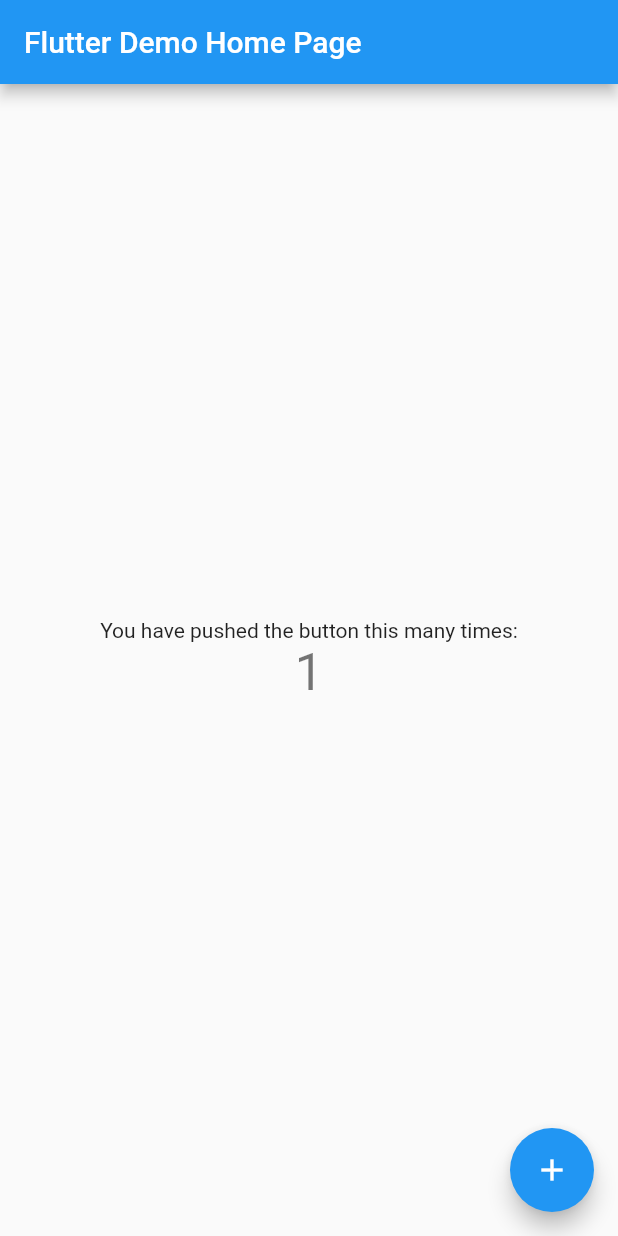
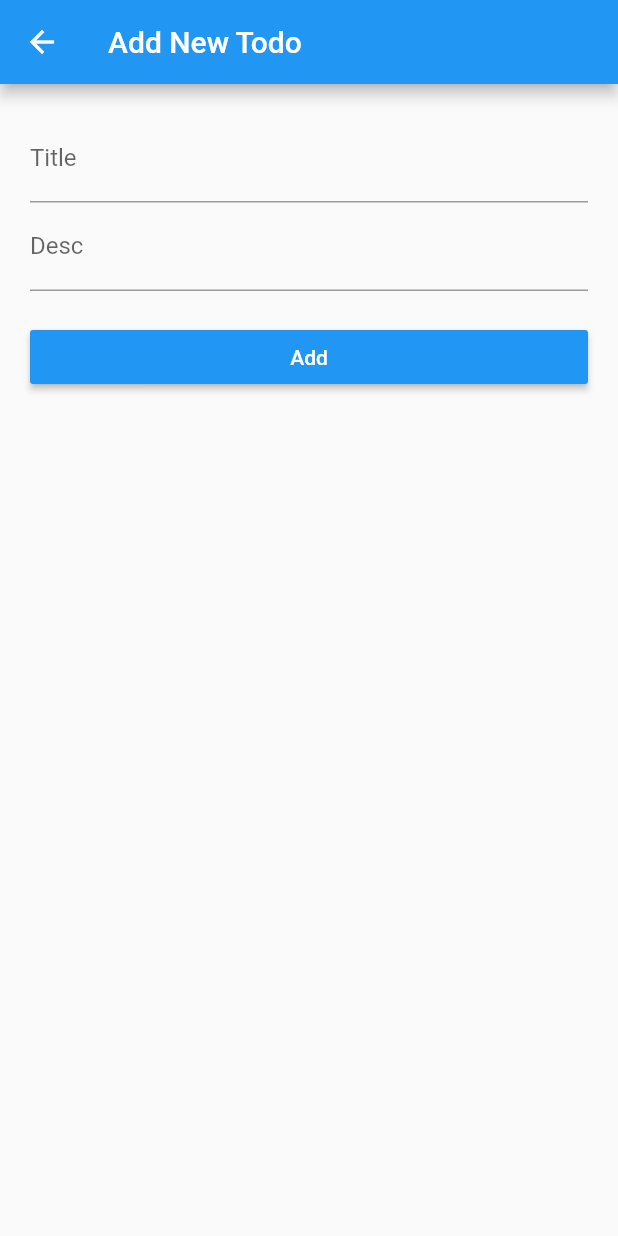
Before and after one commit to flutterlab/todo_mvp, a Flutter app: the screen it shows after launch, after a tap on the "add" icon, on a phone screen of 412 x 824 dp. Run offline on Flutter 3.47's test engine with Material 2 defaults, Android fonts, the phone set to English and light mode, and no system bars.

Commit message:
Add functionality todo create , list, detail and delete.

```diff
--- /dev/null
+++ b/lib/add/create_page.dart
@@ -0,0 +1,99 @@
+import 'package:flutter/material.dart';
+import 'package:todo_mvp/data/data_manager.dart';
+import 'package:todo_mvp/model/todo.dart';
+class CreatePage extends StatefulWidget{
+  final String title = "Add New Todo";
+  @override
+  CreatePageState createState() => new CreatePageState();
+
+}
+
+class CreatePageState extends State<CreatePage> {
+
+  final GlobalKey<FormState> _formKey = new GlobalKey<FormState>();
+
+  Todo todo = new Todo("", "");
+
+  String _validate(String value) {
+    if (value.length < 1) {
+      return 'Plase enter value';
+    }
+
+    return null;
+  }
+
+  void submit() {
+    // First validate form.
+    if (this._formKey.currentState.validate()) {
+      _formKey.currentState.save(); // Save our form now.
+
+      print('Printing the login data.');
+      print('Email: ${todo.title}');
+      print('Password: ${todo.desc}');
+      DataManager().addItem(todo);
+      Navigator.pop(context, {'Add': todo});
+    }
+  }
+
+  @override
+  Widget build(BuildContext context) {
+    final Size screenSize = MediaQuery.of(context).size;
+
+
+    return new Scaffold(
+      appBar: new AppBar(
+
+        title: new Text(widget.title),
+      ),
+      body: new Container(
+          padding: new EdgeInsets.all(20.0),
+          child: new Form(
+            key: this._formKey,
+            child: new ListView(
+              children: <Widget>[
+                new TextFormField(
+                    keyboardType: TextInputType.text, // Use email input type for emails.
+                    decoration: new InputDecoration(
+                        hintText: 'Enter Title',
+                        labelText: 'Title'
+                    ),
+                  validator: this._validate,
+                    onSaved: (String value) {
+                      this.todo.title = value;
+                    }
+
+                ),
+                new TextFormField(
+                    keyboardType: TextInputType.text, // Use secure text for passwords.
+                    decoration: new InputDecoration(
+                        hintText: 'Enter Desc',
+                        labelText: 'Desc'
+                    ),
+                  validator: this._validate,
+                    onSaved: (String value) {
+                      this.todo.desc = value;
+                    }
+                ),
+                new Container(
+                  width: screenSize.width,
+                  child: new RaisedButton(
+                    child: new Text(
+                      'Add',
+                      style: new TextStyle(
+                          color: Colors.white
+                      ),
+                    ),
+                    onPressed: this.submit,
+                    color: Colors.blue,
+                  ),
+                  margin: new EdgeInsets.only(
+                      top: 20.0
+                  ),
+                )
+              ],
+            ),
+          )
+      ),
+    );
+  }
+}
--- /dev/null
+++ b/lib/data/data_manager.dart
@@ -0,0 +1,27 @@
+import 'package:todo_mvp/model/todo.dart';
+
+class DataManager{
+  static final DataManager _singleton = new DataManager._internal();
+
+  List<Todo> list = new List();
+
+  factory DataManager() {
+    return _singleton;
+  }
+
+  DataManager._internal();
+
+
+  void addItem(Todo todo){
+    list.add(todo);
+  }
+
+  void updateItem(){
+
+  }
+
+  List<Todo> getAll(){
+    return list;
+  }
+
+}
--- /dev/null
+++ b/lib/detail/details_page.dart
@@ -0,0 +1,38 @@
+import 'package:flutter/material.dart';
+import 'package:todo_mvp/model/todo.dart';
+class DetailsPage extends StatefulWidget{
+ final String title = "Details";
+ final Todo todo;
+
+ DetailsPage(this.todo);
+
+ @override
+  DetailsPageState createState() => new DetailsPageState();
+
+}
+
+
+class DetailsPageState extends State<DetailsPage> {
+
+
+  @override
+  Widget build(BuildContext context) {
+
+    return new Scaffold(
+      appBar: new AppBar(
+        title: Text(widget.todo.title),
+      ),
+      body: new Center(
+        child: new Column(
+
+          mainAxisAlignment: MainAxisAlignment.center,
+          children: <Widget>[
+            new Text(
+              widget.todo.desc
+            ),
+          ],
+        ),
+      ),
+    );
+  }
+}
--- /dev/null
+++ b/lib/list/list_card.dart
@@ -0,0 +1,143 @@
+import 'package:flutter/material.dart';
+import 'package:todo_mvp/detail/details_page.dart';
+import 'package:todo_mvp/model/todo.dart';
+
+class TodoCard extends StatefulWidget {
+  final Todo dog;
+
+  TodoCard(this.dog);
+
+  @override
+  TodoCardState createState() {
+    return new TodoCardState(dog);
+  }
+}
+class TodoCardState extends State<TodoCard> {
+  Todo dog;
+  String renderUrl;
+
+  TodoCardState(this.dog);
+
+  void initState() {
+    super.initState();
+//    renderDogPic();
+  }
+
+//  void renderDogPic() async {
+//    await dog.getImageUrl();
+//    setState(() {
+//      renderUrl = dog.imageUrl;
+//    });
+//  }
+
+  Widget get dogImage {
+    var dogAvatar = new Hero(
+      tag: dog,
+      child: new Container(
+        width: 100.0,
+        height: 100.0,
+        decoration: new BoxDecoration(
+          shape: BoxShape.circle,
+          image: new DecorationImage(
+            fit: BoxFit.cover,
+            image: new NetworkImage(renderUrl ?? ''),
+          ),
+        ),
+      ),
+    );
+
+    var placeholder = new Container(
+        width: 100.0,
+        height: 100.0,
+        decoration: new BoxDecoration(
+          shape: BoxShape.circle,
+          gradient: new LinearGradient(
+            begin: Alignment.topLeft,
+            end: Alignment.bottomRight,
+            colors: [Colors.black54, Colors.black, Colors.blueGrey[600]],
+          ),
+        ),
+        alignment: Alignment.center,
+        child: new Text(
+          'DOGGO',
+          textAlign: TextAlign.center,
+        ));
+
+    var crossFade = new AnimatedCrossFade(
+      firstChild: placeholder,
+      secondChild: dogAvatar,
+      crossFadeState: renderUrl == null
+          ? CrossFadeState.showFirst
+          : CrossFadeState.showSecond,
+      duration: new Duration(milliseconds: 1000),
+    );
+
+    return crossFade;
+  }
+
+  Widget get dogCard {
+    return new Positioned(
+      left: 8.0,
+      right: 8.0,
+      child: new Container(
+        width: 290.0,
+        height: 115.0,
+        child: new Card(
+//          color: Colors.black87,
+          child: new Padding(
+            padding: const EdgeInsets.only(
+              top: 8.0,
+              bottom: 8.0,
+              left: 8.0,
+            ),
+            child: new Column(
+              crossAxisAlignment: CrossAxisAlignment.start,
+              mainAxisAlignment: MainAxisAlignment.spaceAround,
+              children: <Widget>[
+                new Text(widget.dog.title,
+                    style: Theme.of(context).textTheme.headline),
+                new Text(widget.dog.desc,
+                    style: Theme.of(context).textTheme.subhead),
+
+              ],
+            ),
+          ),
+        ),
+      ),
+    );
+  }
+
+  @override
+  Widget build(BuildContext context) {
+    return new InkWell(
+      onTap: () => showDogDetailPage(),
+    child: new Container(
+          height: 100.0,
+child:  new Stack(
+   children: <Widget>[dogCard]),
+    )
+//      child: new Padding(
+//        padding: const EdgeInsets.symmetric(horizontal: 1.0, vertical: 8.0),
+//        child: new Container(
+//          height: 100.0,
+//          child: new Stack(
+//            children: <Widget>[
+//              dogCard,
+////              new Positioned(top: 7.5, child: dogImage),
+//            ],
+//          ),
+//        ),
+//      ),
+    );
+  }
+
+  showDogDetailPage() async {
+    Map results = await Navigator.of(context).push(new MaterialPageRoute(builder: (context) {
+      return new DetailsPage(dog);
+    }));
+
+    if (results.containsKey('Add')) {
+       print(results['Add'].toString());
+    }
+  }
+}
--- /dev/null
+++ b/lib/list/list_page.dart
@@ -0,0 +1,63 @@
+import 'package:flutter/material.dart';
+import 'package:todo_mvp/data/data_manager.dart';
+import 'package:todo_mvp/list/todo_list.dart';
+import 'package:todo_mvp/model/todo.dart';
+class ListPage extends StatefulWidget{
+  final String title = "ToDo List";
+
+  @override
+  ListPageState createState() => new ListPageState();
+
+}
+
+
+class ListPageState extends State<ListPage> {
+
+  var initialTodos = <Todo>[]
+    ..add(new Todo('Monu', 'Lets call'))
+  ..add(new Todo("siva", "tes"));
+
+
+  void navigate(){
+    Navigator.of(context,).pushNamed("/add");
+  }
+
+  @override
+  void initState() {
+    super.initState();
+    print("initState called....");
+    setState(() {
+      this.initialTodos = DataManager().getAll();
+    });
+  }
+  @override
+  void setState(fn) {
+    super.setState(fn);
+    print("setState called....");
+
+  }
+  @override
+  Widget build(BuildContext context) {
+    return new Scaffold(
+      appBar: new AppBar(
+        // Here we take the value from the MyHomePage object that was created by
+        // the App.build method, and use it to set our appbar title.
+        title: new Text(widget.title),
+      ),
+      body: new Container(
+        // Remove the DogCard Widget.
+        // Instead, use your new Dog List Class,
+        // Pass in the mock data from the list above
+        //
+        child: new Center(                                              // new
+          child: new TodoList(initialTodos),                                     // new
+        ),
+      ),
+      floatingActionButton: new FloatingActionButton(
+        onPressed: navigate,
+        tooltip: 'New',
+        child: new Icon(Icons.add),
+      ), // This trailing comma makes auto-formatting nicer for build methods.
+    );
+  }
+}
--- /dev/null
+++ b/lib/list/todo_list.dart
@@ -0,0 +1,44 @@
+import 'package:flutter/material.dart';
+import 'package:todo_mvp/list/list_card.dart';
+import 'package:todo_mvp/model/todo.dart';
+import 'package:todo_mvp/util/alert_util.dart';
+
+class TodoList extends StatelessWidget {
+  final List<Todo> todos;
+  TodoList(this.todos);
+
+  @override
+  Widget build(BuildContext context) {
+    return _buildList(context);
+  }
+  ListView _buildList(context) {
+    return new ListView.builder(
+      // Must have an item count equal to the number of items!
+      itemCount: todos.length,
+      // A callback that will return a widget.
+      itemBuilder: (context, index) {
+        final Todo item = todos[index];
+        return Dismissible(
+            key: new Key(item.title),
+            direction: DismissDirection.endToStart,
+            // We also need to provide a function that tells our app
+            // what to do after an item has been swiped away.
+            onDismissed: (direction) {
+              // Remove the item from our data source.
+//            this.setState(() {
+             todos.removeAt(index);
+//            });
+          AlertUtil.showSnackBar(context, item.title+" Deleted...");
+              // Then show a snackbar!
+
+            },
+            // Show a red background as the item is swiped away
+            background: Container(color: Colors.red),
+            child: new TodoCard(todos[index],
+            )
+//        return new TodoCard(todos[index]);
+        );
+      }
+    );
+  }
+}
--- a/lib/main.dart
+++ b/lib/main.dart
@@ -1,4 +1,7 @@
 import 'package:flutter/material.dart';
+import 'package:todo_mvp/add/create_page.dart';
+import 'package:todo_mvp/detail/details_page.dart';
+import 'package:todo_mvp/list/list_page.dart';
 
 void main() => runApp(new MyApp());
 
@@ -7,103 +10,16 @@ class MyApp extends StatelessWidget {
   @override
   Widget build(BuildContext context) {
     return new MaterialApp(
-      title: 'Flutter Demo',
+      title: ' TODO',
       theme: new ThemeData(
-        // This is the theme of your application.
-        //
-        // Try running your application with "flutter run". You'll see the
-        // application has a blue toolbar. Then, without quitting the app, try
-        // changing the primarySwatch below to Colors.green and then invoke
-        // "hot reload" (press "r" in the console where you ran "flutter run",
-        // or press Run > Flutter Hot Reload in IntelliJ). Notice that the
-        // counter didn't reset back to zero; the application is not restarted.
         primarySwatch: Colors.blue,
       ),
-      home: new MyHomePage(title: 'Flutter Demo Home Page'),
+      home: new ListPage(),
+      routes: <String, WidgetBuilder> {
+        "/list":(BuildContext context) => new ListPage(),
+        "/add": (BuildContext context) => new CreatePage(),
+        "/details": (BuildContext context) => new DetailsPage(null)
+      },
     );
   }
 }
-
-class MyHomePage extends StatefulWidget {
-  MyHomePage({Key key, this.title}) : super(key: key);
-
-  // This widget is the home page of your application. It is stateful, meaning
-  // that it has a State object (defined below) that contains fields that affect
-  // how it looks.
-
-  // This class is the configuration for the state. It holds the values (in this
-  // case the title) provided by the parent (in this case the App widget) and
-  // used by the build method of the State. Fields in a Widget subclass are
-  // always marked "final".
-
-  final String title;
-
-  @override
-  _MyHomePageState createState() => new _MyHomePageState();
-}
-
-class _MyHomePageState extends State<MyHomePage> {
-  int _counter = 0;
-
-  void _incrementCounter() {
-    setState(() {
-      // This call to setState tells the Flutter framework that something has
-      // changed in this State, which causes it to rerun the build method below
-      // so that the display can reflect the updated values. If we changed
-      // _counter without calling setState(), then the build method would not be
-      // called again, and so nothing would appear to happen.
-      _counter++;
-    });
-  }
-
-  @override
-  Widget build(BuildContext context) {
-    // This method is rerun every time setState is called, for instance as done
-    // by the _incrementCounter method above.
-    //
-    // The Flutter framework has been optimized to make rerunning build methods
-    // fast, so that you can just rebuild anything that needs updating rather
-    // than having to individually change instances of widgets.
-    return new Scaffold(
-      appBar: new AppBar(
-        // Here we take the value from the MyHomePage object that was created by
-        // the App.build method, and use it to set our appbar title.
-        title: new Text(widget.title),
-      ),
-      body: new Center(
-        // Center is a layout widget. It takes a single child and positions it
-        // in the middle of the parent.
-        child: new Column(
-          // Column is also layout widget. It takes a list of children and
-          // arranges them vertically. By default, it sizes itself to fit its
-          // children horizontally, and tries to be as tall as its parent.
-          //
-          // Invoke "debug paint" (press "p" in the console where you ran
-          // "flutter run", or select "Toggle Debug Paint" from the Flutter tool
-          // window in IntelliJ) to see the wireframe for each widget.
-          //
-          // Column has various properties to control how it sizes itself and
-          // how it positions its children. Here we use mainAxisAlignment to
-          // center the children vertically; the main axis here is the vertical
-          // axis because Columns are vertical (the cross axis would be
-          // horizontal).
-          mainAxisAlignment: MainAxisAlignment.center,
-          children: <Widget>[
-            new Text(
-              'You have pushed the button this many times:',
-            ),
-            new Text(
-              '$_counter',
-              style: Theme.of(context).textTheme.display1,
-            ),
-          ],
-        ),
-      ),
-      floatingActionButton: new FloatingActionButton(
-        onPressed: _incrementCounter,
-        tooltip: 'Increment',
-        child: new Icon(Icons.add),
-      ), // This trailing comma makes auto-formatting nicer for build methods.
-    );
-  }
-}
--- /dev/null
+++ b/lib/model/todo.dart
@@ -0,0 +1,7 @@
+class Todo{
+  String title;
+  String desc;
+
+  Todo(this.title, this.desc);
+
+}
```
Also changed, not shown: lib/util/alert_util.dart (added, +9 -0 lines).
